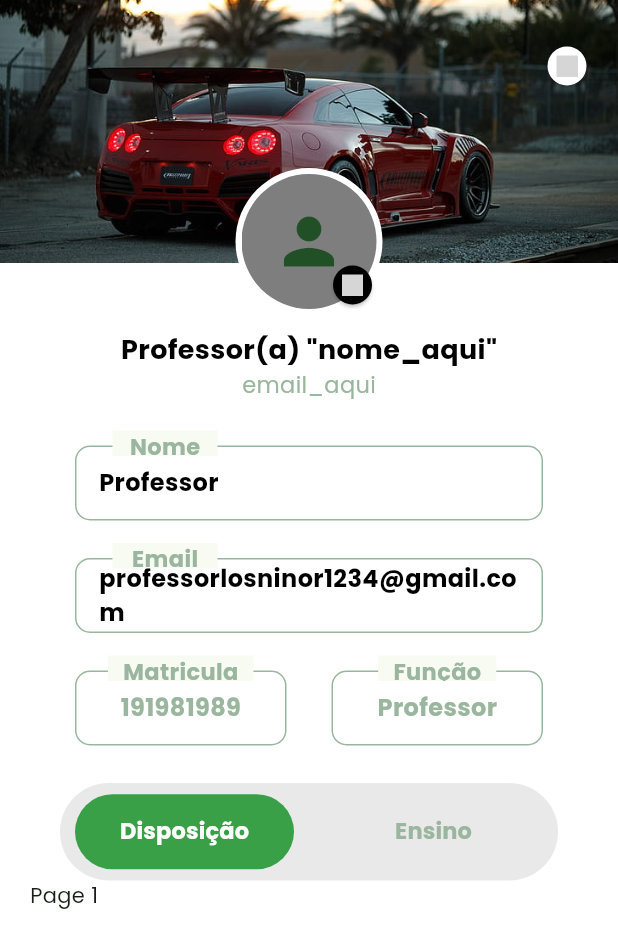
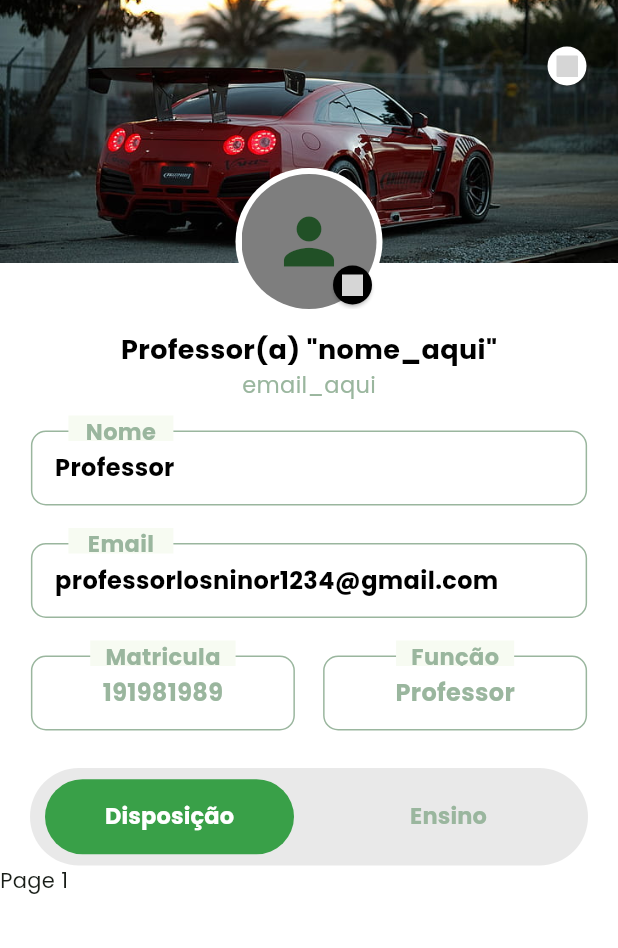
Before and after one commit to ladesa-ro/mobile, a Flutter app: the Perfil screen opened directly, on a phone screen of 412 x 824 dp. Shown: the top 948 px of the screen. Run offline on Flutter 3.47's test engine with Material 3 defaults, Android fonts, the phone set to English and light mode, and no system bars; our stand-ins replace lottie, shared_preferences, table_calendar; missing offline and left inert: iconify_flutter; accounts and stored records are empty; grey boxes are pictures that could not be loaded.

Commit message:
fix: finalizado os reparos no tamanho do layout da tela perfil :bug:

```diff
--- a/sisgha/lib/app/views/home/home.dart
+++ b/sisgha/lib/app/views/home/home.dart
@@ -36,6 +36,7 @@ class _HomeState extends State<Home> {
             padding: EdgeInsets.symmetric(
                 horizontal: TamanhoTela.horizontal(context) * 0.07),
             height: 52,
+            //botão que ira aparecer na tala com o calendario
             child: ElevatedButton(
               style: estiloBotao(context, 0, 10, 0, 10),
               onPressed: () {
@@ -46,7 +47,6 @@ class _HomeState extends State<Home> {
                   },
                 );
               },
-              //botão que ira aparecer na tala com o calendario
               child: Row(
                 mainAxisAlignment: MainAxisAlignment.start,
                 children: [
--- a/sisgha/lib/app/views/perfil/perfil.dart
+++ b/sisgha/lib/app/views/perfil/perfil.dart
@@ -6,7 +6,6 @@ import 'package:sisgha/app/constants/tamanhoTela.dart';
 import 'package:sisgha/app/views/perfil/widgets_perfil/botton_sheat.dart';
 import 'package:sisgha/app/views/perfil/widgets_perfil/button_style_edit.dart';
 import 'package:sisgha/app/views/perfil/widgets_perfil/circle_avatar.dart';
-
 import 'package:sisgha/app/views/perfil/widgets_perfil/navegacao_switch.dart';
 import 'package:sisgha/app/views/perfil/widgets_perfil/widgets_perfil.dart';
 
@@ -64,7 +63,8 @@ class Perfil extends StatelessWidget {
             child: dadosUsuario(context),
           ),
           Container(
-            margin: const EdgeInsets.only(left: 50, right: 50, top: 10),
+            margin: EdgeInsets.symmetric(
+                horizontal: TamanhoTela.horizontal(context) * 0.050),
             child: Column(
               children: [
                 formulario(textoFlutuante: 'Nome', informacoes: 'Professor'),
@@ -96,9 +96,8 @@ class Perfil extends StatelessWidget {
           const SizedBox(
             height: 15,
           ),
-          Container(
+          SizedBox(
             height: TamanhoTela.vertical(context),
-            padding: const EdgeInsets.symmetric(horizontal: 20),
             child: const NavSwitch(),
           )
         ],
--- a/sisgha/lib/app/views/perfil/widgets_perfil/dados_do_usuario.dart
+++ b/sisgha/lib/app/views/perfil/widgets_perfil/dados_do_usuario.dart
@@ -41,7 +41,7 @@ Widget campoDeTextoLinha(String texto, BuildContext context) {
     alignment: AlignmentDirectional.center,
     margin: const EdgeInsets.symmetric(vertical: 10),
     height: 50,
-    width: (TamanhoTela.horizontal(context) / 2) - 65,
+    width: (TamanhoTela.horizontal(context) / 2) - 30,
     decoration: BoxDecoration(
       border: Border.all(color: ColorApp.VerdeCinza),
       borderRadius: BorderRadius.circular(10),
--- a/sisgha/lib/app/views/perfil/widgets_perfil/navegacao_switch.dart
+++ b/sisgha/lib/app/views/perfil/widgets_perfil/navegacao_switch.dart
@@ -2,6 +2,7 @@ import 'package:flutter/material.dart';
 import 'package:sisgha/app/constants/colors.dart';
 import 'package:sisgha/app/constants/estilos.dart';
 import 'package:sisgha/app/constants/tamanhoTela.dart';
+import 'package:sisgha/app/views/perfil/widgets_perfil/widget_ensino.dart';
 
 class NavSwitch extends StatefulWidget {
   const NavSwitch({Key? key}) : super(key: key);
@@ -23,7 +24,7 @@ class _NavSwitchState extends State<NavSwitch> with TickerProviderStateMixin {
     _tabController.addListener(() {
       setState(() {
         _onOff = _tabController.index == 0 ? true : false;
-        _movendoParaEsquerda = _onOff ? 0 : double.infinity;
+        _movendoParaEsquerda = _onOff ? 0 : TamanhoTela.horizontal(context);
       });
     });
   }
@@ -105,9 +106,9 @@ class _NavSwitchState extends State<NavSwitch> with TickerProviderStateMixin {
         Expanded(
           child: TabBarView(
             controller: _tabController,
-            children: const [
+            children: [
               Text('Page 1'),
-              Text('Page 2'),
+              widgetEnsino(),
             ],
           ),
         ),
--- /dev/null
+++ b/sisgha/lib/app/views/perfil/widgets_perfil/widget_ensino.dart
@@ -0,0 +1,30 @@
+import 'package:flutter/material.dart';
+
+Widget widgetEnsino() {
+  return Padding(
+    padding: const EdgeInsets.only(top: 10),
+    child: ListView(
+      scrollDirection: Axis.horizontal,
+      children: [
+        Container(
+          margin: const EdgeInsets.symmetric(horizontal: 50),
+          color: Colors.amber,
+          height: 100,
+          width: 300,
+        ),
+        Container(
+          margin: const EdgeInsets.symmetric(horizontal: 50),
+          color: Colors.amber,
+          height: 100,
+          width: 300,
+        ),
+        Container(
+          margin: const EdgeInsets.symmetric(horizontal: 50),
+          color: Colors.amber,
+          height: 100,
+          width: 300,
+        ),
+      ],
+    ),
+  );
+}
```
